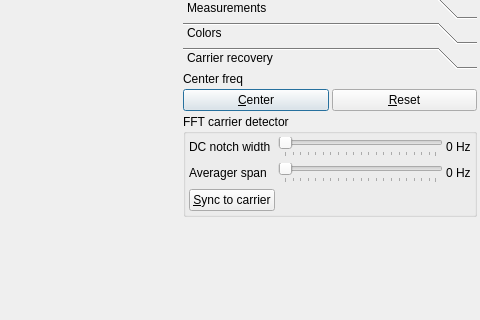
Above: ui/TimeWindow.ui from BatchDrake/SigDigger before the change; both pictures show x 557 to 1037 and y 156 to 476 of the 1037 by 970 pixel window. Below: the same form after it.
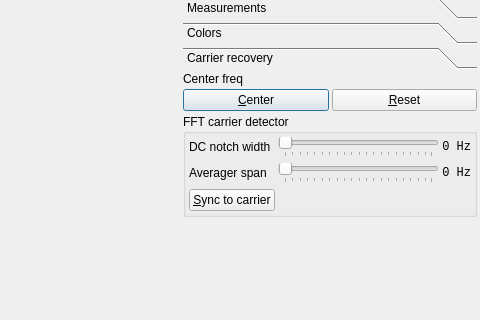
That is the form after the change. Icons and pictures are not drawn. Custom widgets are drawn as their Qt base class.

Diff of the .ui file:
```diff
--- a/ui/TimeWindow.ui
+++ b/ui/TimeWindow.ui
@@ -963,9 +963,17 @@
                 </property>
                 <item row="4" column="2">
                  <widget class="QLabel" name="averagerSpanLabel">
+                  <property name="font">
+                   <font>
+                    <family>Monospace</family>
+                   </font>
+                  </property>
                   <property name="text">
                    <string>0 Hz</string>
                   </property>
+                  <property name="alignment">
+                   <set>Qt::AlignRight|Qt::AlignTrailing|Qt::AlignVCenter</set>
+                  </property>
                  </widget>
                 </item>
                 <item row="4" column="0">
@@ -1026,9 +1034,17 @@
                 </item>
                 <item row="2" column="2">
                  <widget class="QLabel" name="notchWidthLabel">
+                  <property name="font">
+                   <font>
+                    <family>Monospace</family>
+                   </font>
+                  </property>
                   <property name="text">
                    <string>0 Hz</string>
                   </property>
+                  <property name="alignment">
+                   <set>Qt::AlignRight|Qt::AlignTrailing|Qt::AlignVCenter</set>
+                  </property>
                  </widget>
                 </item>
                </layout>
```
Left out of the diff: 2 changed lines with no effect on the pictures.
